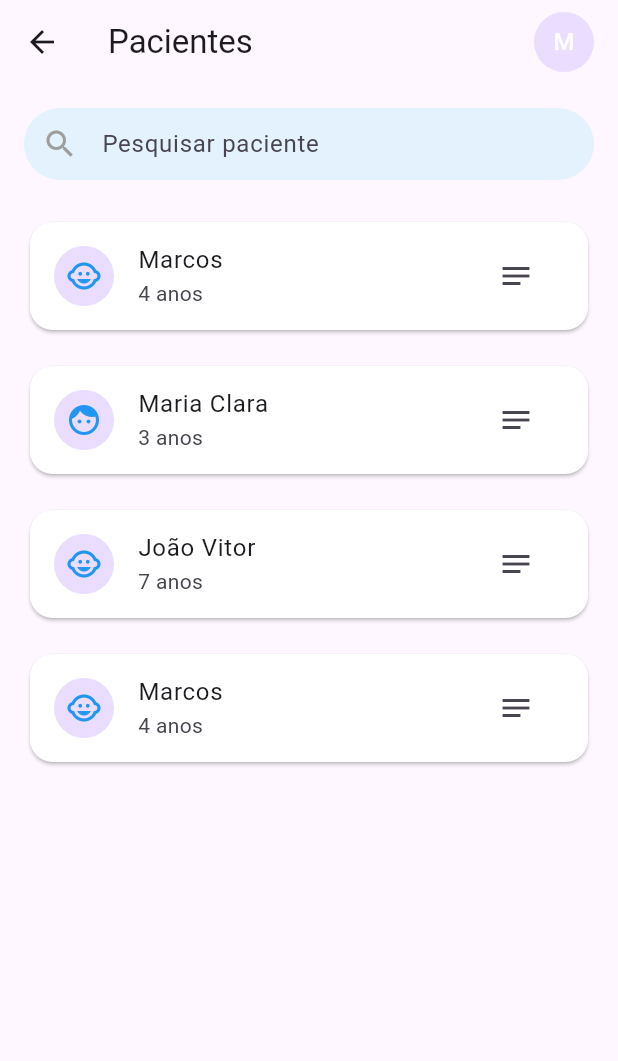
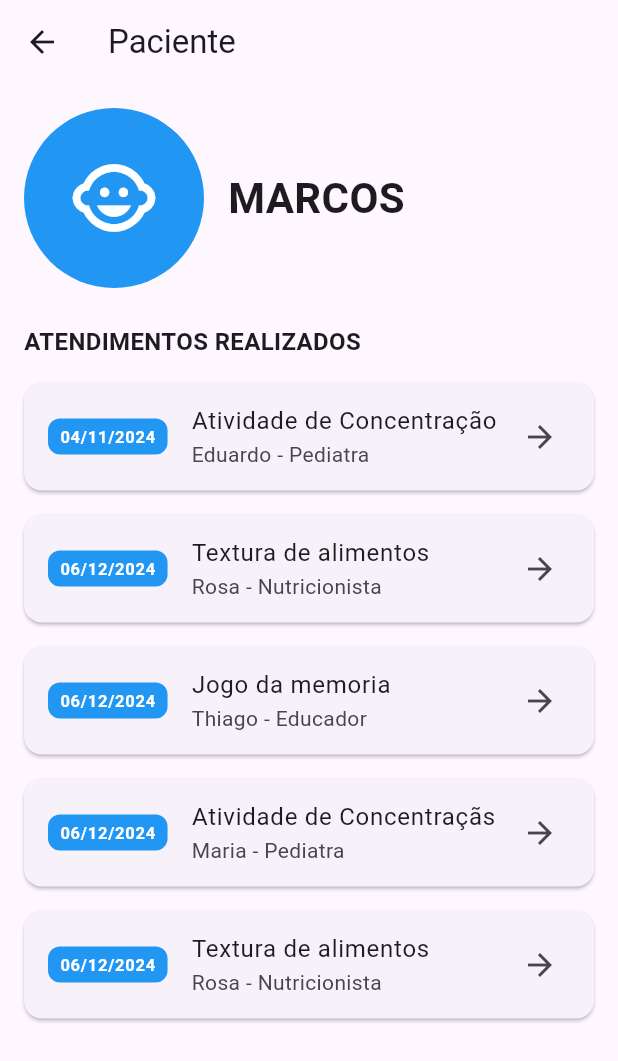
Before and after one commit to CarolineVantim/Sistema-Clinico, a Flutter app: the Patients screen opened by its route, after a tap on the "notes" icon, on a phone screen of 412 x 824 dp. Shown: the top 1061 px of the screen. Run offline on Flutter 3.47's test engine with Material 3 defaults, Android fonts, the phone set to English and light mode, and no system bars; our stand-ins replace chewie, dio, flutter_dotenv, flutter_riverpod, flutter_svg, loading_indicator and 4 more; accounts and stored records are empty; generated files the repository leaves out were written again.

Commit message:
Adicionando perfil do paciente com listagem de atendimentos

```diff
--- a/lib/features/patients/presentation/patients_page.dart
+++ b/lib/features/patients/presentation/patients_page.dart
@@ -1,5 +1,7 @@
 import 'package:flutter/material.dart';
 import 'package:flutter_riverpod/flutter_riverpod.dart';
+import 'patients_profile.dart';
+
 
 class Patients extends StatefulWidget {
   const Patients({super.key});
@@ -99,12 +101,20 @@ class _PatientsState extends State<Patients> {
                       ),
                       title: Text(patient['name']!),
                       subtitle: Text(patient['age']!),
-                      trailing: IconButton(
-                        icon: const Icon(Icons.notes),
-                        onPressed: () {
-                          print("teste");
-                        },
-                      ),
+                     trailing: IconButton(
+                      icon: const Icon(Icons.notes),
+                      onPressed: () {
+                        Navigator.push(
+                          context,
+                          MaterialPageRoute(
+                            builder: (context) => PatientsProfile(
+                              name: patient['name']!,
+                              avatar: patient['avatar'],
+                            ),
+                          ),
+                        );
+                      },
+                    ),
                     ),
                   ),
                 );
--- /dev/null
+++ b/lib/features/patients/presentation/patients_profile.dart
@@ -0,0 +1,106 @@
+import 'package:flutter/material.dart';
+
+class PatientsProfile extends StatelessWidget {
+  final String name;
+  final IconData avatar;
+
+  const PatientsProfile({
+    super.key,
+    required this.name,
+    required this.avatar,
+  });
+
+  @override
+  Widget build(BuildContext context) {
+    final List<Map<String, String>> atendimentos = [
+      {'date': "04/11/2024", 'description': "Atividade de Concentração", 'professional': "Eduardo - Pediatra"},
+      {'date': "06/12/2024", 'description': "Textura de alimentos", 'professional': "Rosa - Nutricionista"},
+      {'date': "06/12/2024", 'description': "Jogo da memoria", 'professional': "Thiago - Educador"},
+      {'date': "06/12/2024", 'description': "Atividade de Concentraçãs", 'professional': "Maria - Pediatra"},
+      {'date': "06/12/2024", 'description': "Textura de alimentos", 'professional': "Rosa - Nutricionista"},
+    ];
+
+    return Scaffold(
+      appBar: AppBar(
+        title: const Text("Paciente"),
+        leading: IconButton(
+          onPressed: () => Navigator.pop(context),
+          icon: const Icon(Icons.arrow_back),
+        ),
+      ),
+      body: Padding(
+        padding: const EdgeInsets.all(16.0),
+        child: Column(
+          children: [
+            Row(
+              children: [
+                CircleAvatar(
+                  radius: 60, // Aumenta o tamanho do avatar
+                  child: Icon(avatar, size: 60, color: Colors.white),
+                  backgroundColor: Colors.blue,
+                ),
+                const SizedBox(width: 16),
+                Expanded(
+                  child: Text(
+                    name.toUpperCase(),
+                    style: const TextStyle(
+                      fontSize: 28, // Aumenta o tamanho do texto do nome
+                      fontWeight: FontWeight.bold,
+                    ),
+                    overflow: TextOverflow.ellipsis,
+                  ),
+                ),
+              ],
+            ),
+            const SizedBox(height: 24),
+            const Align(
+              alignment: Alignment.centerLeft,
+              child: Text(
+                "ATENDIMENTOS REALIZADOS",
+                style: TextStyle(
+                  fontSize: 16,
+                  fontWeight: FontWeight.bold,
+                ),
+              ),
+            ),
+            const SizedBox(height: 8),
+            Expanded(
+              child: ListView.builder(
+                itemCount: atendimentos.length,
+                itemBuilder: (context, index) {
+                  final atendimento = atendimentos[index];
+                  return Card(
+                    margin: const EdgeInsets.symmetric(vertical: 8),
+                    child: ListTile(
+                      title: Text(atendimento['description']!),
+                      subtitle: Text(atendimento['professional']!),
+                      trailing: const Icon(Icons.arrow_forward),
+                      leading: Container(
+                        padding: const EdgeInsets.symmetric(
+                            horizontal: 8, vertical: 4),
+                        decoration: BoxDecoration(
+                          color: Colors.blue, // Fundo azul
+                          borderRadius: BorderRadius.circular(8),
+                        ),
+                        child: Text(
+                          atendimento['date']!,
+                          style: const TextStyle(
+                            color: Colors.white,
+                            fontWeight: FontWeight.bold,
+                          ),
+                        ),
+                      ),
+                      onTap: () {
+                        // Aqui você pode adicionar uma ação ao clicar no atendimento.
+                      },
+                    ),
+                  );
+                },
+              ),
+            ),
+          ],
+        ),
+      ),
+    );
+  }
+}
```
